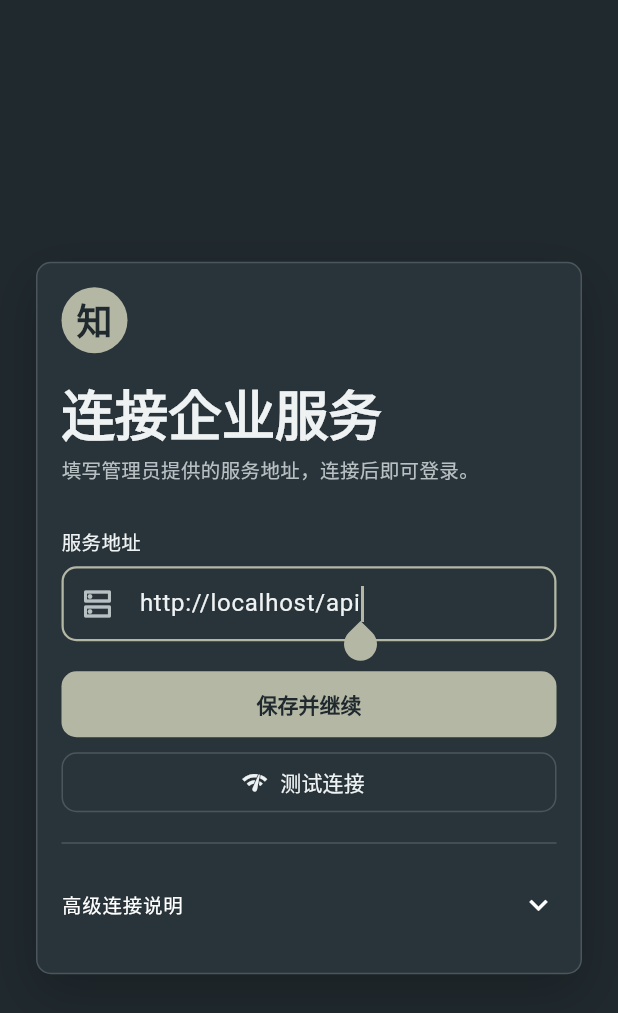
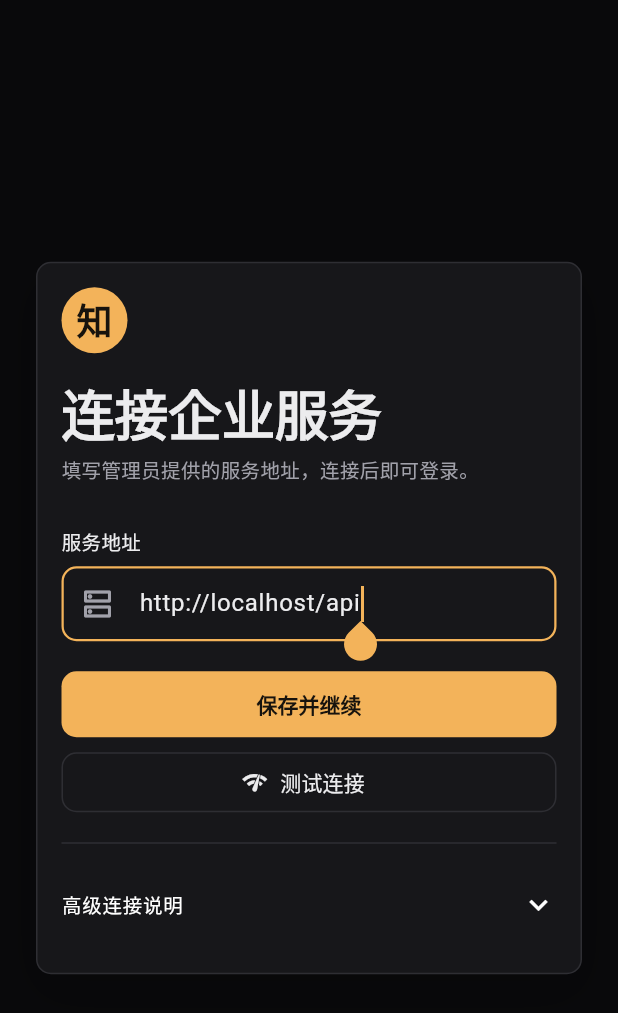
Before and after one commit to z987645344-arch/zhitian_app, a Flutter app: the screen it shows after launch, on a phone screen of 412 x 824 dp. Shown: the top 1013 px of the screen. Run offline on Flutter 3.47's test engine with Material 3 defaults, Android fonts, the phone set to English and light mode, and no system bars; our stand-ins replace file_picker, shared_preferences; missing offline and left inert: desktop_drop; Roboto replaces fonts that are missing (Segoe UI).

Commit message:
配色与知了hub Lamp & Node 对齐：中性黑灰 + 琥珀
- AppColors 仅替换 18 个颜色值，常量名与主题结构不变
- 页面与组件无颜色字面量，未改
- CHANGELOG 末尾追加候选条目（含本地 analyze / test 结果）

Co-Authored-By: Claude Opus 5.5 <noreply@anthropic.com>
Claude-Session: https://claude.ai/code/session_01DxF599FULx8kT6Ch4pjp6T

```diff
--- a/lib/theme/app_theme.dart
+++ b/lib/theme/app_theme.dart
@@ -1,25 +1,26 @@
 import 'package:flutter/material.dart';
 
+/// Lamp & Node：与知了hub 网站一致的中性黑灰暗场，琥珀为唯一主色。
 abstract final class AppColors {
-  static const onPrimary = Color(0xFF20292E);
+  static const onPrimary = Color(0xFF17130D);
   static const shadow = Color(0x33000000);
-  static const background = Color(0xFF20292E);
-  static const surface = Color(0xFF29343A);
-  static const surfaceLow = Color(0xFF172025);
-  static const surfaceContainer = Color(0xFF3A4541);
-  static const surfaceHigh = Color(0xFF344047);
-  static const text = Color(0xFFEFF2F3);
-  static const textMuted = Color(0xFFB7C0C3);
-  static const primary = Color(0xFFB3B7A4);
-  static const primarySoft = Color(0xFFC6CAB9);
-  static const primaryContainer = Color(0xFF3A4541);
-  static const border = Color(0xFF4B565C);
-  static const success = Color(0xFF9BBCAF);
-  static const successContainer = Color(0xFF263831);
-  static const warning = Color(0xFFD8B071);
-  static const warningContainer = Color(0xFF3A3024);
-  static const error = Color(0xFFDC9188);
-  static const errorContainer = Color(0xFF3B2929);
+  static const background = Color(0xFF09090B);
+  static const surface = Color(0xFF17171A);
+  static const surfaceLow = Color(0xFF0F0F11);
+  static const surfaceContainer = Color(0xFF222226);
+  static const surfaceHigh = Color(0xFF222226);
+  static const text = Color(0xFFECECEE);
+  static const textMuted = Color(0xFFA1A1AA);
+  static const primary = Color(0xFFF3B35A);
+  static const primarySoft = Color(0xFFFFD08A);
+  static const primaryContainer = Color(0xFF3A2C17);
+  static const border = Color(0xFF2E2E33);
+  static const success = Color(0xFF8FD19E);
+  static const successContainer = Color(0xFF13241A);
+  static const warning = Color(0xFFE9C27A);
+  static const warningContainer = Color(0xFF2A2114);
+  static const error = Color(0xFFF2A595);
+  static const errorContainer = Color(0xFF2A1714);
 }
 
 abstract final class AppTheme {
```
Also changed, not shown: 1 other file.
